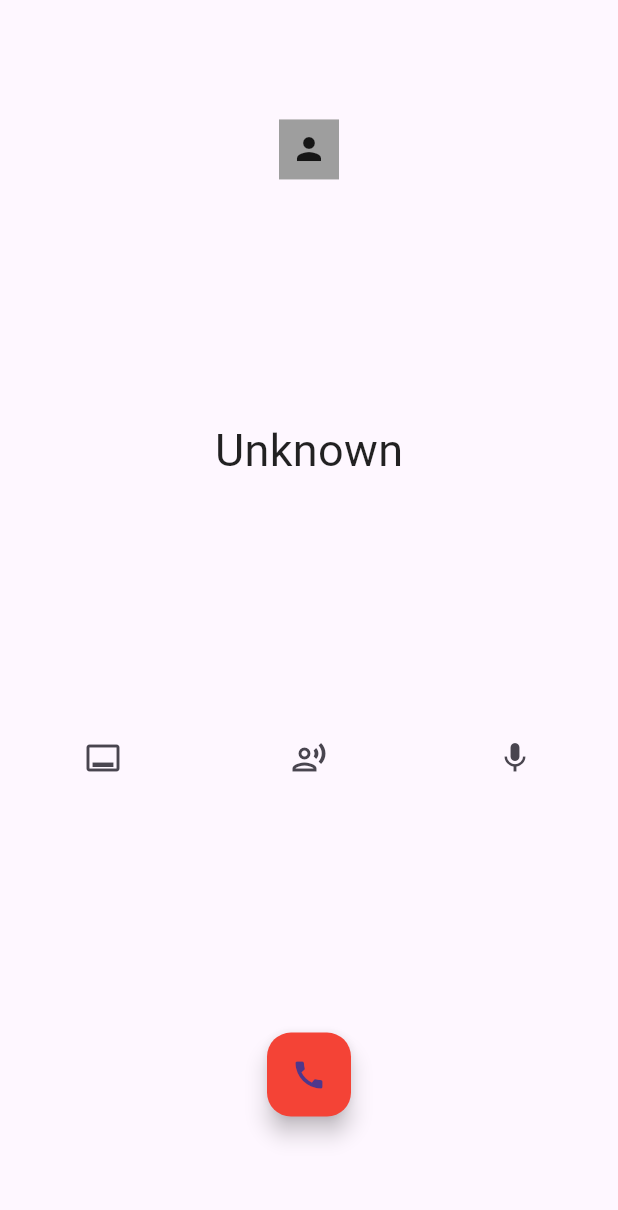
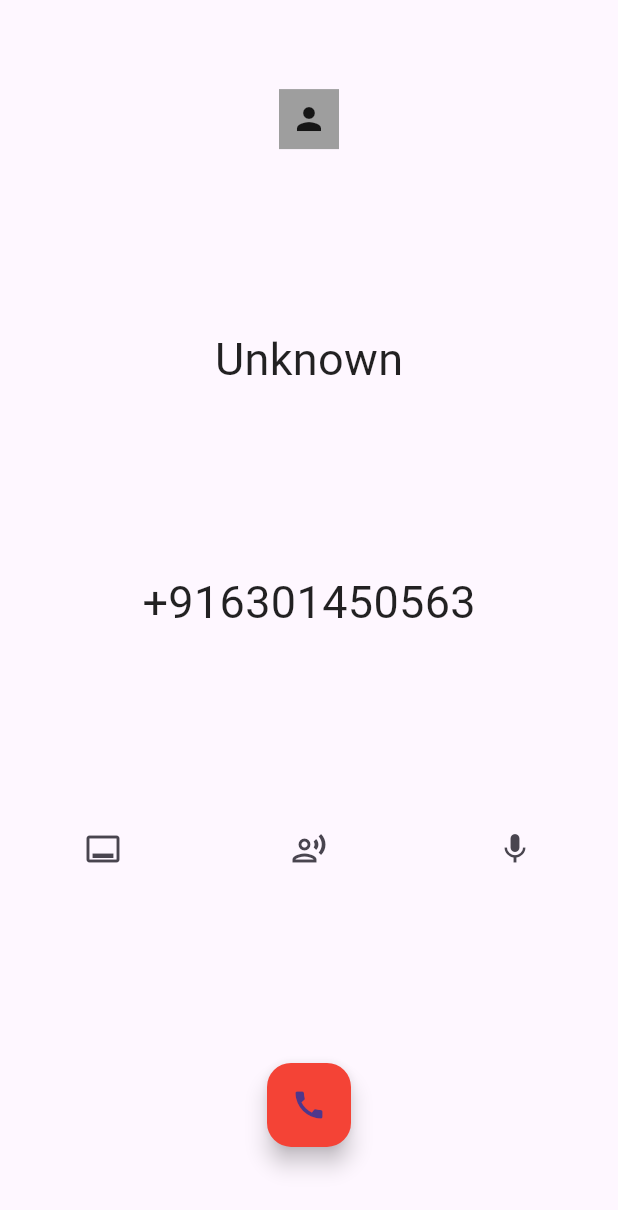
Before and after one commit to VARKOLU1729/voc_sdk, a Flutter app: the screen it shows after launch, after a tap on "Click to Call", on a phone screen of 412 x 824 dp. Shown: the top 1210 px of the screen. Run offline on Flutter 3.47's test engine with Material 3 defaults, Android fonts, the light colour scheme and no system bars; our stand-ins replace permission_handler.

Commit message:
call init done

```diff
--- a/lib/Screens/call_screen.dart
+++ b/lib/Screens/call_screen.dart
@@ -2,7 +2,8 @@ import 'package:flutter/material.dart';
 import 'package:flutter/services.dart';
 
 class CallScreen extends StatefulWidget {
-  const CallScreen({super.key});
+  final String contactNumber;
+  const CallScreen({super.key, required this.contactNumber});
 
   @override
   State<CallScreen> createState() => _CallScreenState();
@@ -18,7 +19,7 @@ class _CallScreenState extends State<CallScreen> {
 
   void initiateCall() async
   {
-    String x = await platform.invokeMethod('initiateCall');
+    String x = await platform.invokeMethod('initiateCall', {'contactNumber' : widget.contactNumber});
     setState(() {
       calleName = x;
     });
@@ -31,19 +32,19 @@ class _CallScreenState extends State<CallScreen> {
 
   void holdCall() async
   {
-    await platform.invokeMethod('holdCall', {'onHold':callOnHold});
     setState(() {
       callOnHold = !callOnHold;
       print(callOnHold);
     });
+    await platform.invokeMethod('holdCall', {'onHold':callOnHold});
   }
 
   void muteCall() async
   {
-    await platform.invokeMethod('muteCall', {'onMute':callOnMute});
     setState(() {
       callOnMute = !callOnMute;
     });
+    await platform.invokeMethod('muteCall', {'onMute':callOnMute});
   }
 
   void recordCall() async
@@ -80,6 +81,8 @@ class _CallScreenState extends State<CallScreen> {
 
           Text(calleName, style: TextStyle(color: Colors.black87, fontSize: 30),),
 
+          Text(widget.contactNumber, style: TextStyle(color: Colors.black87, fontSize: 30),),
+
           Row(
             mainAxisAlignment: MainAxisAlignment.spaceAround,
             children: [
--- a/lib/Screens/home_screen.dart
+++ b/lib/Screens/home_screen.dart
@@ -145,7 +145,7 @@ class _CallScreenState extends State<HomeScreen> {
                 ),
 
                 ElevatedButton(
-                  onPressed: (){ Navigator.of(context).push(MaterialPageRoute(builder: (context)=>CallScreen()));},
+                  onPressed: (){ Navigator.of(context).push(MaterialPageRoute(builder: (context)=>CallScreen(contactNumber: "+916301450563")));},
                   child: Text("Click to Call "),
                 ),
 
```
Also changed, not shown: lib/Screens/click_to_call.dart (+15 -0 lines), lib/Screens/contacts.dart (+15 -1 lines), 1 other file.
